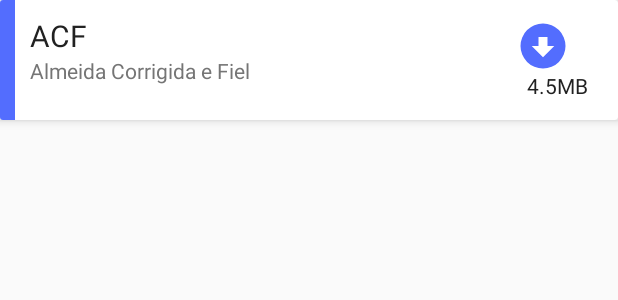
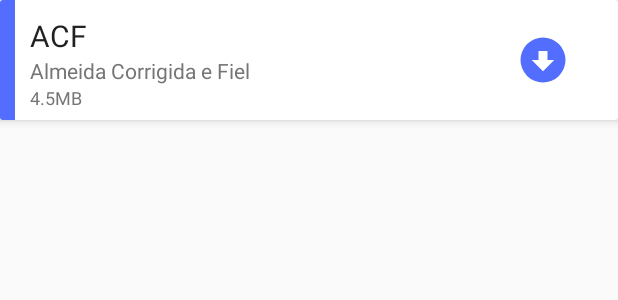
Before and after one commit to batagliao/onebible.android, an Android app: the layout layout_translation_cloud_item.xml on its own in the app's theme, with its tools: preview values and no code run, on a phone screen of 412 x 824 dp. Shown: the top 300 px of the screen. Run offline under Robolectric (Android 15) with nearby library versions, the phone set to English and light mode, and no system bars.

Commit message:
translations

```diff
--- a/app/src/main/res/layout/layout_translation_cloud_item.xml
+++ b/app/src/main/res/layout/layout_translation_cloud_item.xml
@@ -52,6 +52,14 @@
                 android:textSize="14sp"
                 android:textColor="@color/colorSecundaryText"
                 tools:text="Almeida Corrigida e Fiel" />
+            <TextView
+                android:id="@+id/item_translationSize"
+                android:layout_below="@id/item_translationName"
+                android:layout_width="wrap_content"
+                android:layout_height="wrap_content"
+                android:textColor="@color/colorSecundaryText"
+                android:textSize="12sp"
+                tools:text="4.5MB" />
         </RelativeLayout>
 
         <RelativeLayout
@@ -72,16 +80,7 @@
                 android:contentDescription="@string/download"
                 app:srcCompat="@drawable/ic_download"
                 android:scaleType="centerCrop" />
-            <TextView
-                android:id="@+id/item_translationSize"
-                android:layout_below="@id/item_translationDownload"
-                android:layout_width="wrap_content"
-                android:layout_height="wrap_content"
-                android:layout_alignParentEnd="true"
-                android:layout_centerHorizontal="true"
-                android:textColor="@color/colorPrimaryText"
-                android:textSize="14sp"
-                tools:text="4.5MB" />
+
             <!--<Button-->
                 <!--android:id="@+id/item_translationDownload"-->
                 <!--android:text="@string/download"-->
```
Also changed, not shown: app/src/main/java/com/claraboia/bibleandroid/adapters/TranslationCloudRecyclerAdapter.kt (+8 -0 lines), app/src/main/java/com/claraboia/bibleandroid/adapters/TranslationsPagerAdapter.kt (+9 -1 lines), app/src/main/java/com/claraboia/bibleandroid/fragments/CloudTranslationsFragment.kt (+7 -0 lines), app/src/main/java/com/claraboia/bibleandroid/fragments/LocalTranslationsFragment.kt (+6 -5 lines), app/src/main/java/com/claraboia/bibleandroid/helpers/BibleHelper.kt (+10 -0 lines), app/src/main/java/com/claraboia/bibleandroid/services/DownloadTranslationService.kt (+24 -10 lines), app/src/main/res/layout/layout_translation_local_item.xml (+10 -10 lines).
